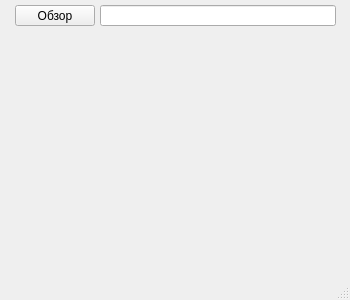
The window that mainwindow.ui (dethwyn/AutoFormatTool) describes before a commit, drawn with Qt 5.
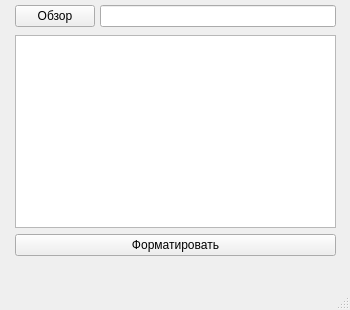
The same window after the commit.

What changed in the file:
```diff
--- a/mainwindow.ui
+++ b/mainwindow.ui
@@ -7,7 +7,7 @@
     <x>0</x>
     <y>0</y>
     <width>350</width>
-    <height>300</height>
+    <height>310</height>
    </rect>
   </property>
   <property name="windowTitle">
@@ -20,7 +20,7 @@
       <x>10</x>
       <y>0</y>
       <width>331</width>
-      <height>31</height>
+      <height>32</height>
      </rect>
     </property>
     <layout class="QHBoxLayout" name="horizontalLayout">
@@ -63,10 +63,36 @@
       <x>10</x>
       <y>30</y>
       <width>331</width>
-      <height>221</height>
+      <height>231</height>
      </rect>
     </property>
-    <layout class="QVBoxLayout" name="verticalLayout"/>
+    <layout class="QVBoxLayout" name="verticalLayout">
+     <property name="leftMargin">
+      <number>5</number>
+     </property>
+     <property name="topMargin">
+      <number>5</number>
+     </property>
+     <property name="rightMargin">
+      <number>5</number>
+     </property>
+     <property name="bottomMargin">
+      <number>5</number>
+     </property>
+     <item>
+      <widget class="QListWidget" name="listFiles"/>
+     </item>
+     <item>
+      <widget class="QPushButton" name="pbFormat">
+       <property name="enabled">
+        <bool>true</bool>
+       </property>
+       <property name="text">
+        <string>Форматировать</string>
+       </property>
+      </widget>
+     </item>
+    </layout>
    </widget>
   </widget>
   <widget class="QMenuBar" name="menubar">
```
Left out of the diff: 2 changed lines with no effect on the pictures.
